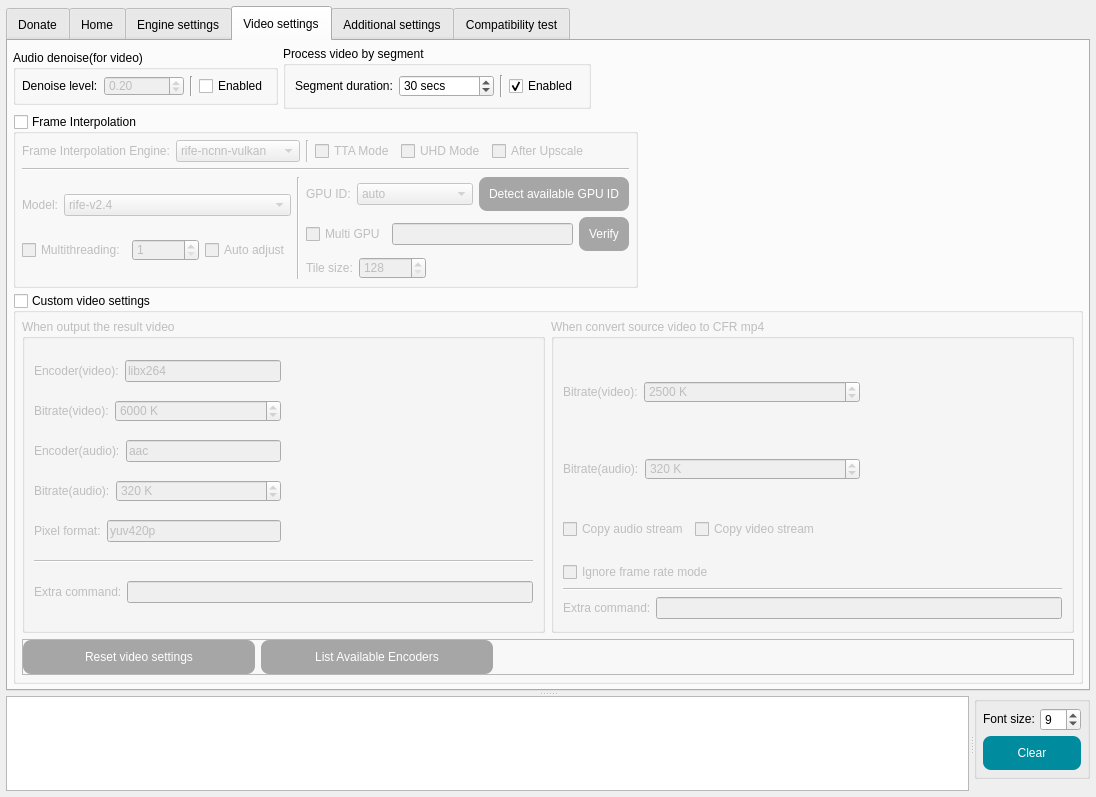
Above: SRC/Waifu2x-Extension-QT/mainwindow.ui from AaronFeng753/Waifu2x-Extension-GUI before the change. Below: the same form after it.
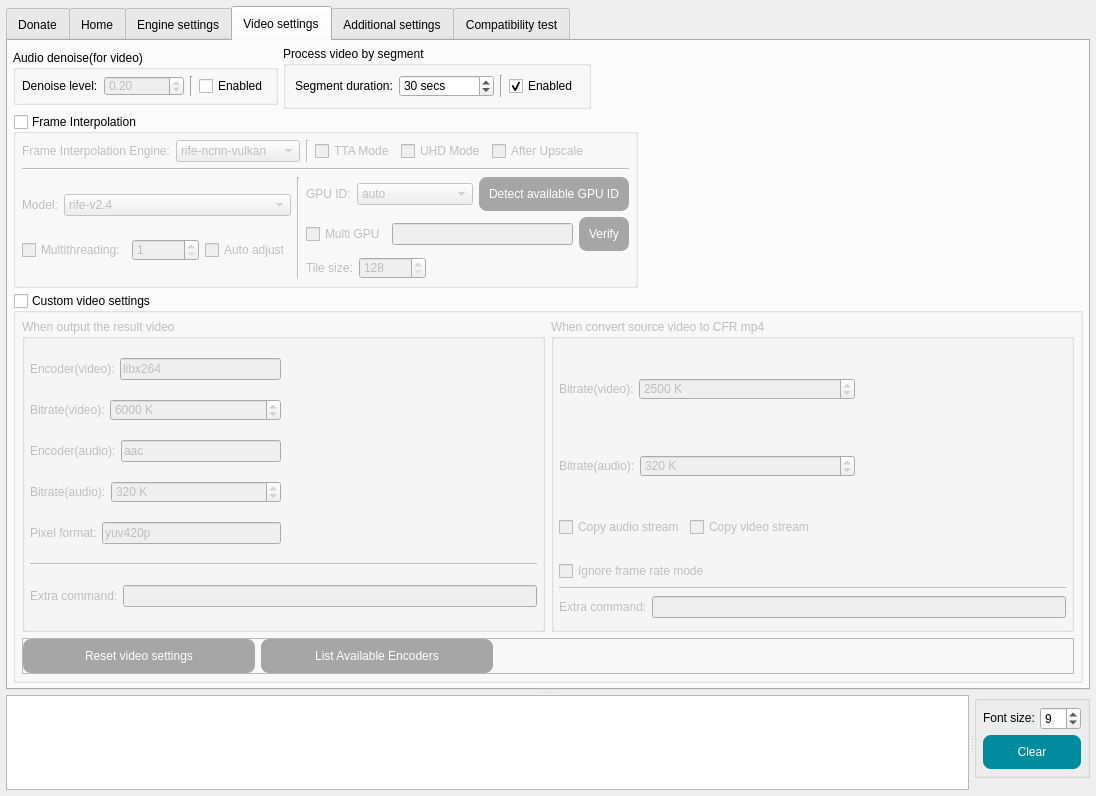
That is the form after the change. The open tabs and pages were chosen to show the change. Icons and pictures are not drawn.

```diff
--- a/SRC/Waifu2x-Extension-QT/mainwindow.ui
+++ b/SRC/Waifu2x-Extension-QT/mainwindow.ui
@@ -8374,6 +8374,21 @@
                  <string>When output the result video</string>
                 </property>
                 <layout class="QGridLayout" name="gridLayout_51">
+                 <property name="leftMargin">
+                  <number>5</number>
+                 </property>
+                 <property name="topMargin">
+                  <number>5</number>
+                 </property>
+                 <property name="rightMargin">
+                  <number>5</number>
+                 </property>
+                 <property name="bottomMargin">
+                  <number>5</number>
+                 </property>
+                 <property name="spacing">
+                  <number>5</number>
+                 </property>
                  <item row="0" column="0">
                   <layout class="QHBoxLayout" name="horizontalLayout_42">
                    <item>
@@ -8624,6 +8639,21 @@
                  <string>When convert source video to CFR mp4</string>
                 </property>
                 <layout class="QGridLayout" name="gridLayout_33">
+                 <property name="leftMargin">
+                  <number>5</number>
+                 </property>
+                 <property name="topMargin">
+                  <number>5</number>
+                 </property>
+                 <property name="rightMargin">
+                  <number>5</number>
+                 </property>
+                 <property name="bottomMargin">
+                  <number>5</number>
+                 </property>
+                 <property name="spacing">
+                  <number>5</number>
+                 </property>
                  <item row="0" column="1" rowspan="3">
                   <spacer name="horizontalSpacer_27">
                    <property name="orientation">
```
